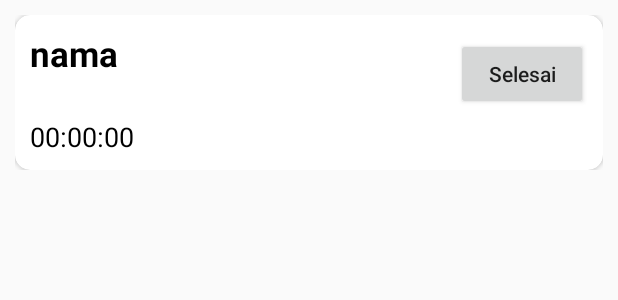
After one commit to Saliim11/RekapKerja, an Android app: the layout list_kerjaan_staff.xml on its own in the app's theme, with its tools: preview values and no code run, on a phone screen of 412 x 824 dp. The commit adds this screen. Shown: the top 300 px of the screen. Run offline under Robolectric (Android 15) with nearby library versions, the phone set to English and light mode, and no system bars.

Commit message:
Menambah list awal kerjaan staff

```diff
--- a/app/src/main/AndroidManifest.xml
+++ b/app/src/main/AndroidManifest.xml
@@ -12,9 +12,9 @@
         <activity android:name=".activity.admin.adminhome.AdminSettingsFragment"></activity>
         <activity android:name=".activity.admin.adminhome.StaffListFragment" />
         <activity android:name=".activity.admin.adminhome.AdminHomeFragment" />
-        <activity android:name=".activity.staff.SettingsFragment" />
-        <activity android:name=".activity.staff.ChartFragment" />
-        <activity android:name=".activity.staff.HomeFragment" />
+        <activity android:name=".activity.staff.setting.SettingsFragment" />
+        <activity android:name=".activity.staff.chart.ChartFragment" />
+        <activity android:name=".activity.staff.home.HomeFragment" />
         <activity android:name=".activity.admin.AdminActivity" />
         <activity android:name=".activity.auth.RegisterActivity" />
         <activity android:name=".activity.auth.LoginActivity">
--- a/app/src/main/java/com/example/rekapkerja/activity/MainActivity.java
+++ b/app/src/main/java/com/example/rekapkerja/activity/MainActivity.java
@@ -8,9 +8,9 @@ import android.os.Bundle;
 import android.view.MenuItem;
 
 import com.example.rekapkerja.R;
-import com.example.rekapkerja.activity.staff.ChartFragment;
-import com.example.rekapkerja.activity.staff.HomeFragment;
-import com.example.rekapkerja.activity.staff.SettingsFragment;
+import com.example.rekapkerja.activity.staff.chart.ChartFragment;
+import com.example.rekapkerja.activity.staff.home.HomeFragment;
+import com.example.rekapkerja.activity.staff.setting.SettingsFragment;
 import com.google.android.material.bottomnavigation.BottomNavigationView;
 
 public class MainActivity extends AppCompatActivity implements BottomNavigationView.OnNavigationItemSelectedListener {
--- a/app/src/main/java/com/example/rekapkerja/activity/admin/AdminActivity.java
+++ b/app/src/main/java/com/example/rekapkerja/activity/admin/AdminActivity.java
@@ -11,9 +11,7 @@ import com.example.rekapkerja.R;
 import com.example.rekapkerja.activity.admin.adminhome.AdminHomeFragment;
 import com.example.rekapkerja.activity.admin.adminhome.AdminSettingsFragment;
 import com.example.rekapkerja.activity.admin.adminhome.StaffListFragment;
-import com.example.rekapkerja.activity.staff.ChartFragment;
-import com.example.rekapkerja.activity.staff.HomeFragment;
-import com.example.rekapkerja.activity.staff.SettingsFragment;
+import com.example.rekapkerja.activity.staff.home.HomeFragment;
 import com.google.android.material.bottomnavigation.BottomNavigationView;
 
 public class AdminActivity extends AppCompatActivity implements BottomNavigationView.OnNavigationItemSelectedListener {
--- a/app/src/main/java/com/example/rekapkerja/activity/auth/LoginActivity.java
+++ b/app/src/main/java/com/example/rekapkerja/activity/auth/LoginActivity.java
@@ -64,7 +64,7 @@ public class LoginActivity extends AppCompatActivity {
 
                 if (user.getResult().equalsIgnoreCase("1")) {
                     String message = response.body().getMsg();
-                    Toast.makeText(LoginActivity.this, message, Toast.LENGTH_SHORT).show();
+//                    Toast.makeText(LoginActivity.this, message, Toast.LENGTH_SHORT).show();
 
                     leveluser = user.getUser().getLevelUser();
 
--- a/app/src/main/java/com/example/rekapkerja/activity/staff/SettingsFragment.java
+++ b/app/src/main/java/com/example/rekapkerja/activity/staff/chart/ChartFragment.java
@@ -1,4 +1,4 @@
-package com.example.rekapkerja.activity.staff;
+package com.example.rekapkerja.activity.staff.chart;
 
 import androidx.annotation.NonNull;
 import androidx.annotation.Nullable;
@@ -11,14 +11,14 @@ import android.view.ViewGroup;
 
 import com.example.rekapkerja.R;
 
-public class SettingsFragment extends Fragment {
+public class ChartFragment extends Fragment {
 
     @Override
     public View onCreateView(LayoutInflater inflater, ViewGroup container, Bundle savedInstanceState) {
         setHasOptionsMenu(true);
 
         // Inflate the layout for this fragment
-        return inflater.inflate(R.layout.settings_fragment, container, false);
+        return inflater.inflate(R.layout.chart_fragment, container, false);
     }
 
     @Override
--- a/app/src/main/java/com/example/rekapkerja/activity/staff/HomeFragment.java
+++ b/app/src/main/java/com/example/rekapkerja/activity/staff/setting/SettingsFragment.java
@@ -1,4 +1,4 @@
-package com.example.rekapkerja.activity.staff;
+package com.example.rekapkerja.activity.staff.setting;
 
 import androidx.annotation.NonNull;
 import androidx.annotation.Nullable;
@@ -11,14 +11,14 @@ import android.view.ViewGroup;
 
 import com.example.rekapkerja.R;
 
-public class HomeFragment extends Fragment {
+public class SettingsFragment extends Fragment {
 
     @Override
     public View onCreateView(LayoutInflater inflater, ViewGroup container, Bundle savedInstanceState) {
         setHasOptionsMenu(true);
 
         // Inflate the layout for this fragment
-        return inflater.inflate(R.layout.home_fragment, container, false);
+        return inflater.inflate(R.layout.settings_fragment, container, false);
     }
 
     @Override
--- a/app/src/main/java/com/example/rekapkerja/network/ApiClient.java
+++ b/app/src/main/java/com/example/rekapkerja/network/ApiClient.java
@@ -6,7 +6,7 @@ import retrofit2.converter.gson.GsonConverterFactory;
 public class ApiClient {
 
     public static Retrofit retrofit = new Retrofit.Builder()
-            .baseUrl("http://192.168.0.103/idn_rekap_kerja/")
+            .baseUrl("http://192.168.0.108/idn_rekap_kerja/")
             .addConverterFactory(GsonConverterFactory.create())
             .build();
 
--- a/app/src/main/res/layout/chart_fragment.xml
+++ b/app/src/main/res/layout/chart_fragment.xml
@@ -4,6 +4,6 @@
     xmlns:tools="http://schemas.android.com/tools"
     android:layout_width="match_parent"
     android:layout_height="match_parent"
-    tools:context=".activity.staff.ChartFragment">
+    tools:context=".activity.staff.chart.ChartFragment">
 
 </androidx.constraintlayout.widget.ConstraintLayout>
--- /dev/null
+++ b/app/src/main/res/layout/list_kerjaan_staff.xml
@@ -0,0 +1,60 @@
+<?xml version="1.0" encoding="utf-8"?>
+<RelativeLayout xmlns:android="http://schemas.android.com/apk/res/android"
+    xmlns:tools="http://schemas.android.com/tools"
+    xmlns:app="http://schemas.android.com/apk/res-auto"
+    android:orientation="vertical"
+    android:layout_width="match_parent"
+    android:layout_height="wrap_content"
+    android:padding="10dp">
+
+    <androidx.cardview.widget.CardView
+        android:layout_width="match_parent"
+        android:layout_height="wrap_content"
+        app:cardCornerRadius="10dp">
+
+        <LinearLayout
+            android:layout_width="match_parent"
+            android:layout_height="match_parent"
+            android:orientation="vertical"
+            android:padding="10dp">
+
+            <RelativeLayout
+                android:layout_width="match_parent"
+                android:layout_height="match_parent"
+                android:orientation="horizontal">
+
+                <TextView
+                    android:id="@+id/txt_kerjaan"
+                    android:layout_width="270dp"
+                    android:layout_height="wrap_content"
+                    tools:text="nama"
+                    android:textSize="23sp"
+                    android:textColor="#000000"
+                    android:textStyle="bold"
+                    android:lines="2" />
+
+                <Button
+                    android:id="@+id/btn_selesai"
+                    android:layout_width="wrap_content"
+                    android:layout_height="wrap_content"
+                    android:text="Selesai"
+                    android:layout_alignParentEnd="true"
+                    android:layout_alignParentRight="true"
+                    android:layout_centerVertical="true"
+                    android:textAllCaps="false" />
+
+            </RelativeLayout>
+
+            <TextView
+                android:id="@+id/txt_waktu_kerjaan"
+                android:layout_width="match_parent"
+                android:layout_height="wrap_content"
+                tools:text="00:00:00"
+                android:textSize="18sp"
+                android:textColor="#000000"/>
+
+        </LinearLayout>
+
+    </androidx.cardview.widget.CardView>
+
+</RelativeLayout>
--- a/app/src/main/res/layout/settings_fragment.xml
+++ b/app/src/main/res/layout/settings_fragment.xml
@@ -4,6 +4,6 @@
     xmlns:tools="http://schemas.android.com/tools"
     android:layout_width="match_parent"
     android:layout_height="match_parent"
-    tools:context=".activity.staff.SettingsFragment">
+    tools:context=".activity.staff.setting.SettingsFragment">
 
 </androidx.constraintlayout.widget.ConstraintLayout>
```
Also changed, not shown: app/src/main/java/com/example/rekapkerja/activity/staff/ChartFragment.java (deleted, +0 -28 lines), app/src/main/java/com/example/rekapkerja/activity/staff/home/HomeFragment.java (added, +91 -0 lines), app/src/main/java/com/example/rekapkerja/activity/staff/home/ListKerjaanAdapter.java (added, +62 -0 lines), app/src/main/java/com/example/rekapkerja/model/listKerjaan/ResponseListKerjaanStaff.java (added, +85 -0 lines), app/src/main/java/com/example/rekapkerja/network/ApiInterface.java (+10 -0 lines), app/src/main/res/layout/home_fragment.xml (+47 -3 lines).
